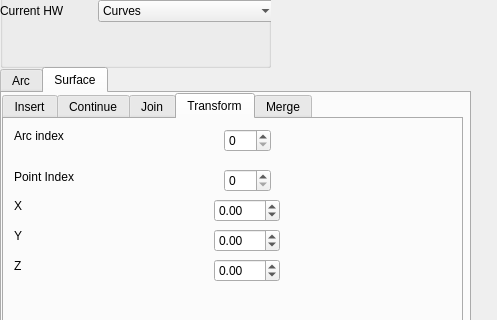
Before: the Qt Designer form Qtframework/GUI/SideWidget.ui in BNandor/Computer-Aided-Geometric-Design, drawn with Qt 5; both pictures show x 0 to 497 and y 303 to 623 of the 802 by 1085 pixel window.
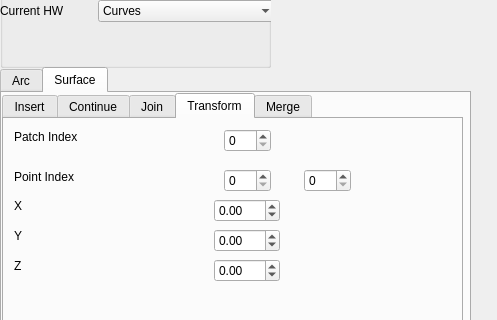
After: the same form once the commit is applied. The open tabs and pages were chosen to show the change.

Patch:
```diff
--- a/Qtframework/GUI/SideWidget.ui
+++ b/Qtframework/GUI/SideWidget.ui
@@ -2360,12 +2360,12 @@
         <rect>
          <x>10</x>
          <y>10</y>
-         <width>59</width>
-         <height>14</height>
+         <width>91</width>
+         <height>16</height>
         </rect>
        </property>
        <property name="text">
-        <string>Arc index</string>
+        <string>Patch Index</string>
        </property>
       </widget>
       <widget class="QSpinBox" name="ArcTransformArcIndex_2">
@@ -2491,6 +2491,19 @@
         <string>Y</string>
        </property>
       </widget>
+      <widget class="QSpinBox" name="PatchTransformPointJ">
+       <property name="geometry">
+        <rect>
+         <x>300</x>
+         <y>50</y>
+         <width>47</width>
+         <height>23</height>
+        </rect>
+       </property>
+       <property name="maximum">
+        <number>4</number>
+       </property>
+      </widget>
      </widget>
      <widget class="QWidget" name="tab_6">
       <attribute name="title">
```
Left out of the diff: 97 changed lines with no effect on the pictures.
